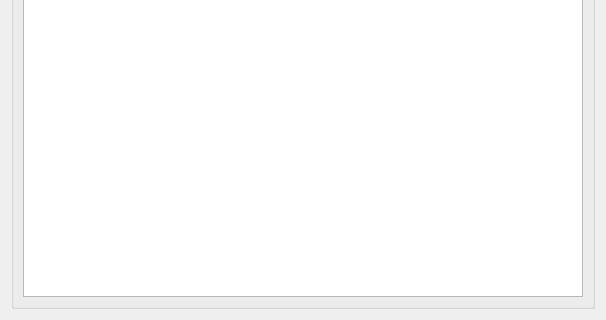
First picture: the form in src/config_ui/qt/src/config/ui/device/device.ui, repository eth-from-zero/qzy-environmental-monitoring, before the edit; both pictures show x 0 to 606 and y 187 to 507 of the 606 by 507 pixel window.
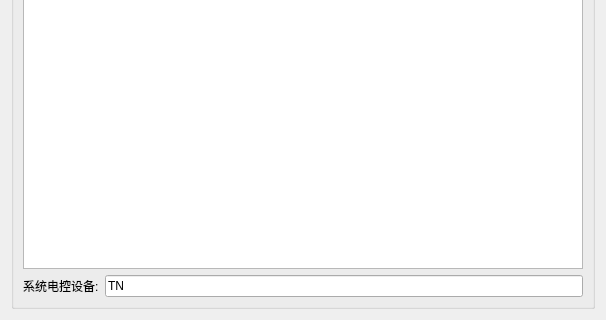
Second picture: the form after the edit.

```diff
--- a/src/config_ui/qt/src/config/ui/device/device.ui
+++ b/src/config_ui/qt/src/config/ui/device/device.ui
@@ -23,6 +23,24 @@
       <item>
        <widget class="QListView" name="lv"/>
       </item>
+      <item>
+       <layout class="QHBoxLayout" name="horizontalLayout">
+        <item>
+         <widget class="QLabel" name="label">
+          <property name="text">
+           <string>系统电控设备:</string>
+          </property>
+         </widget>
+        </item>
+        <item>
+         <widget class="QLineEdit" name="lineEdit">
+          <property name="text">
+           <string>TN</string>
+          </property>
+         </widget>
+        </item>
+       </layout>
+      </item>
      </layout>
     </widget>
    </item>
```
